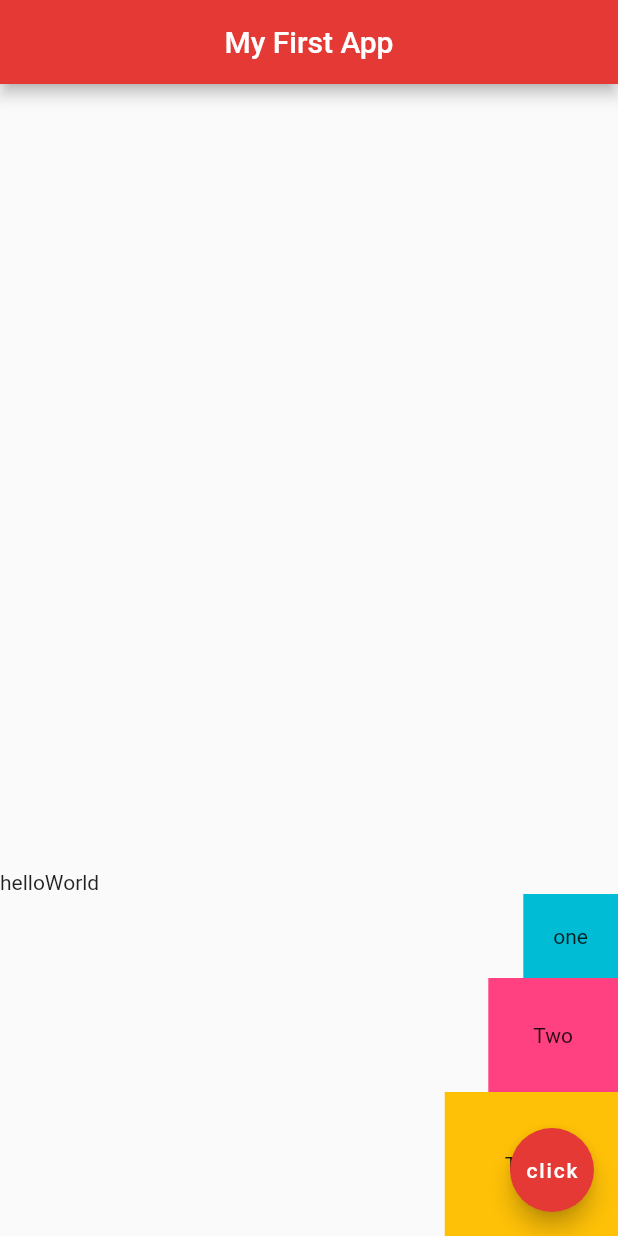
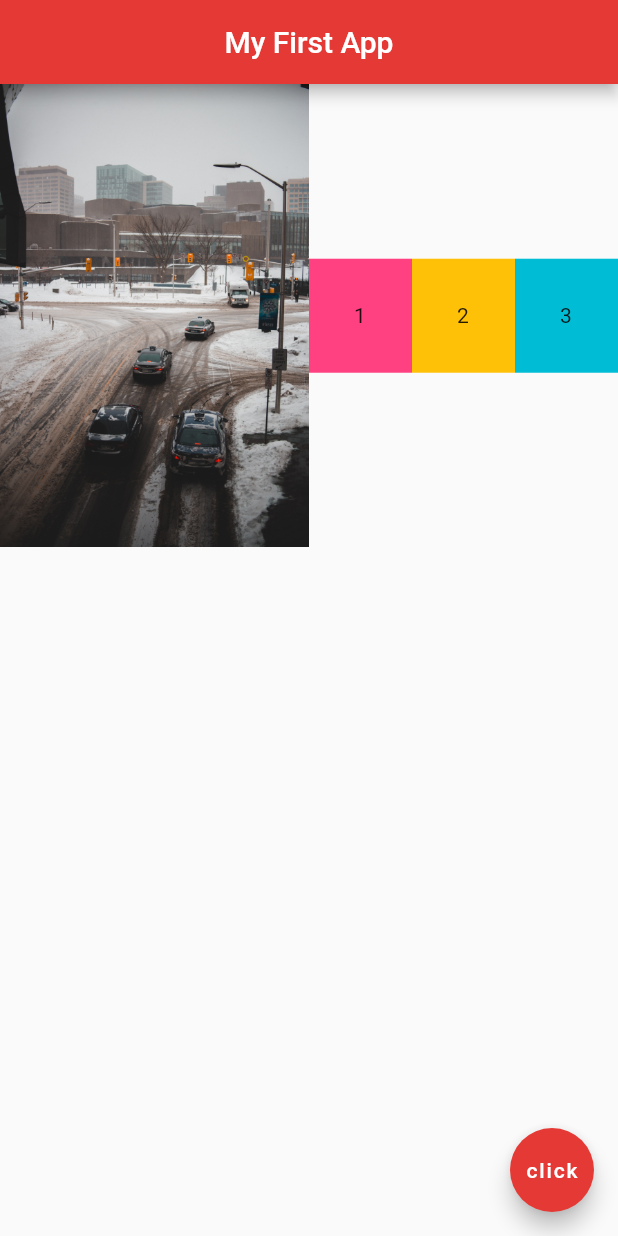
Before and after one commit to Williano/My-First-Flutter-App, a Flutter app: the screen it shows after launch, on a phone screen of 412 x 824 dp. Run offline on Flutter 3.47's test engine with Material 2 defaults, Android fonts, the phone set to English and light mode, and no system bars.

Commit message:
Add code for Expanded widget property

```diff
--- a/lib/main.dart
+++ b/lib/main.dart
@@ -13,35 +13,69 @@ class Home extends StatelessWidget {
         centerTitle: true,
         backgroundColor: Colors.red[600],
       ),
-       body: Column(
-         mainAxisAlignment: MainAxisAlignment.end,
-          crossAxisAlignment: CrossAxisAlignment.end,
+       body: Row(
+
          children: <Widget>[
-            Row(
-              children: <Widget>[
-                Text("hello"),
-                Text("World")
-              ],
+           Expanded(
+             child: Image.asset("assets/snow.jpg"),
+             flex: 3,
            ),
-        Container(
-          padding: EdgeInsets.all(20.0),
-          color: Colors.cyan,
-          child: Text("one"),
-        ),
+           Expanded(
+       flex: 1,
+       child:
        Container(
              padding: EdgeInsets.all(30.0),
              color: Colors.pinkAccent,
-              child: Text("Two"),
-            ),
-
+             child: Text("1"),
+           )),
+           Expanded(
+              flex: 1,
+               child:
                Container(
-              padding: EdgeInsets.all(40.0),
+             padding: EdgeInsets.all(30.0),
              color: Colors.amber,
-              child: Text("Three"),
-            ),
+             child: Text("2"),
+           )),
+          Expanded(
+            flex: 1,
+            child:
+            Container(
+             padding: EdgeInsets.all(30.0),
+             color: Colors.cyan,
+             child: Text("3"),
+           )),
 
          ],
        ),
+//       Column(
+//         mainAxisAlignment: MainAxisAlignment.end,
+//          crossAxisAlignment: CrossAxisAlignment.end,
+//          children: <Widget>[
+//            Row(
+//              children: <Widget>[
+//                Text("hello"),
+//                Text("World")
+//              ],
+//            ),
+//        Container(
+//          padding: EdgeInsets.all(20.0),
+//          color: Colors.cyan,
+//          child: Text("one"),
+//        ),
+//            Container(
+//              padding: EdgeInsets.all(30.0),
+//              color: Colors.pinkAccent,
+//              child: Text("Two"),
+//            ),
+//
+//            Container(
+//              padding: EdgeInsets.all(40.0),
+//              color: Colors.amber,
+//              child: Text("Three"),
+//            ),
+//
+//          ],
+//       ),
 //      Row(
 //        mainAxisAlignment: MainAxisAlignment.spaceEvenly,
 //        crossAxisAlignment: CrossAxisAlignment.end,
```
Lines whose indentation alone changed are shown as unchanged.
